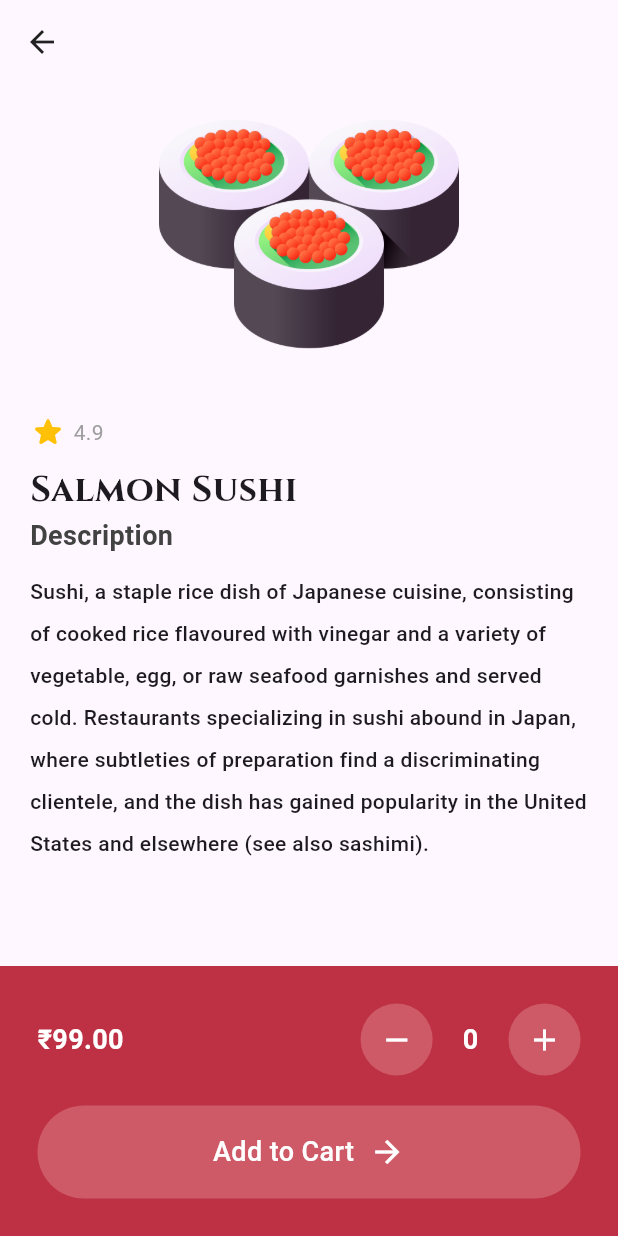
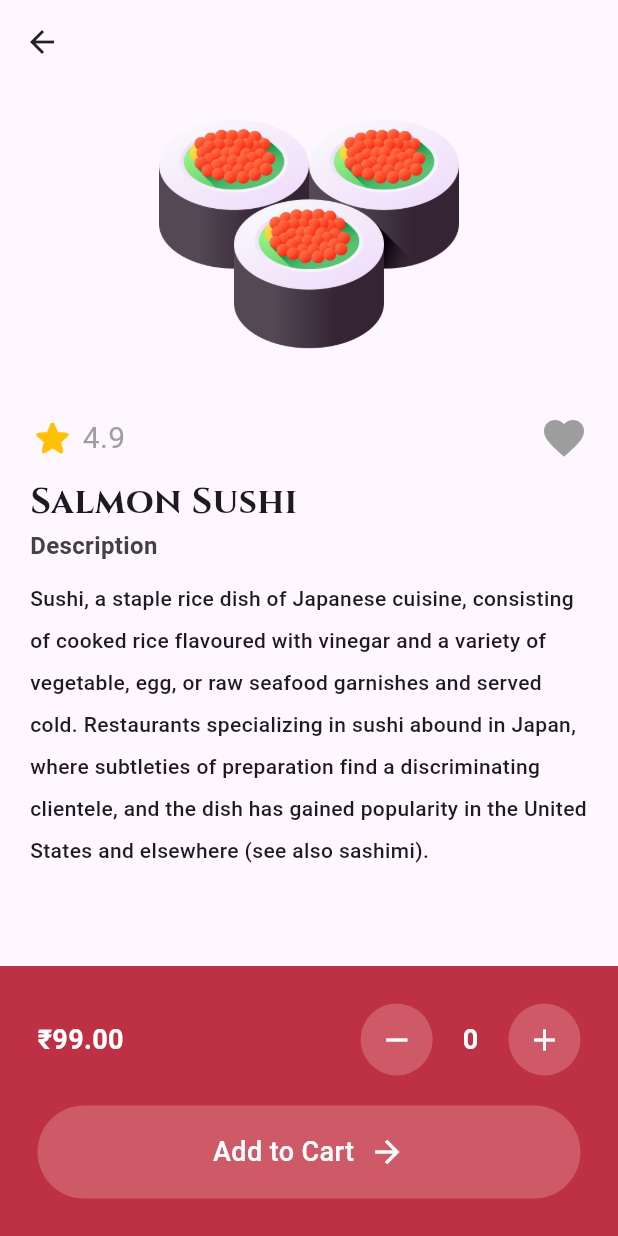
Before and after one commit to piyushthedev27/sushi_app, a Flutter app: the MenuPage screen opened by its route, after a tap on "Salmon Sushi", on a phone screen of 412 x 824 dp. Run offline on Flutter 3.47's test engine with Material 3 defaults, Android fonts, the phone set to English and light mode, and no system bars; drawn by our look-alikes of like_button; our stand-ins replace google_fonts.

Commit message:
Change Ui

```diff
--- a/lib/ components/food_tile.dart
+++ b/lib/components/food_tile.dart
@@ -14,8 +14,8 @@ class FoodTile extends StatelessWidget {
         color: Colors.grey.shade100,
         borderRadius: BorderRadius.circular(20),
       ),
-      margin: EdgeInsets.only(left: 25),
-      padding: EdgeInsets.all(25),
+      margin: EdgeInsets.only(left: 20),
+      padding: EdgeInsets.all(20),
       child: GestureDetector(
         onTap: onTap,
         child: Column(
--- a/lib/pages/cart_page.dart
+++ b/lib/pages/cart_page.dart
@@ -1,6 +1,6 @@
 import 'package:flutter/material.dart';
 import 'package:provider/provider.dart';
-import 'package:sushi_app/%20components/button.dart';
+import 'package:sushi_app/components/button.dart';
 import 'package:sushi_app/models/food.dart';
 import 'package:sushi_app/models/shop.dart';
 import 'package:sushi_app/theme/colors.dart';
--- a/lib/pages/food_detials_page.dart
+++ b/lib/pages/food_detials_page.dart
@@ -1,7 +1,8 @@
 import 'package:flutter/material.dart';
 import 'package:google_fonts/google_fonts.dart';
+import 'package:like_button/like_button.dart';
 import 'package:provider/provider.dart';
-import 'package:sushi_app/%20components/button.dart';
+import 'package:sushi_app/components/button.dart';
 import 'package:sushi_app/models/food.dart';
 import 'package:sushi_app/models/shop.dart';
 import 'package:sushi_app/theme/colors.dart';
@@ -84,15 +85,24 @@ class _FoodDetialsPageState extends State<FoodDetialsPage> {
                   ),
                   SizedBox(height: 20),
                   Row(
+                    mainAxisAlignment: MainAxisAlignment.spaceBetween,
+                    children: [
+                      Row(
                         children: [
                           Icon(
                             Icons.star_rounded,
                             color: Colors.amber,
+                            size: 30,
                           ),
                           SizedBox(width: 5),
                           Text(
                             widget.food.rating,
-                        style: TextStyle(color: Colors.grey),
+                            style: TextStyle(color: Colors.grey, fontSize: 20),
+                          ),
+                        ],
+                      ),
+                      LikeButton(
+                        size: 32,
                       )
                     ],
                   ),
@@ -107,7 +117,7 @@ class _FoodDetialsPageState extends State<FoodDetialsPage> {
                     style: TextStyle(
                         color: Colors.grey.shade800,
                         fontWeight: FontWeight.bold,
-                        fontSize: 18),
+                        fontSize: 16),
                   ),
                   SizedBox(height: 10),
                   Text(
--- a/lib/pages/intro_page.dart
+++ b/lib/pages/intro_page.dart
@@ -1,6 +1,6 @@
 import 'package:flutter/material.dart';
 import 'package:google_fonts/google_fonts.dart';
-import 'package:sushi_app/%20components/button.dart';
+import 'package:sushi_app/components/button.dart';
 import 'package:sushi_app/theme/colors.dart';
 
 class IntroPage extends StatelessWidget {
@@ -25,8 +25,10 @@ class IntroPage extends StatelessWidget {
             ),
             const SizedBox(height: 20),
             Padding(
-              padding: const EdgeInsets.all(80.0),
-              child: Image.asset('lib/assets/images/sushi_3.png'),
+              padding: const EdgeInsets.all(0.0),
+              child: Image.asset(
+                'lib/assets/images/sushi_man.png',
+              ),
             ),
             const SizedBox(height: 20),
             Text(
--- a/lib/pages/menu_page.dart
+++ b/lib/pages/menu_page.dart
@@ -1,8 +1,9 @@
 import 'package:flutter/material.dart';
 import 'package:google_fonts/google_fonts.dart';
+import 'package:like_button/like_button.dart';
 import 'package:provider/provider.dart';
-import 'package:sushi_app/%20components/button.dart';
-import 'package:sushi_app/%20components/food_tile.dart';
+
+import 'package:sushi_app/components/food_tile.dart';
 import 'package:sushi_app/models/shop.dart';
 import 'package:sushi_app/pages/food_detials_page.dart';
 import 'package:sushi_app/theme/colors.dart';
@@ -77,7 +78,16 @@ class _MenuPageState extends State<MenuPage> {
                           color: Colors.white),
                     ),
                     SizedBox(height: 20),
-                    MyButton(text: "Redeem", onTap: () {})
+                    // MyButton(text: "Redeem", onTap: () {})
+                    TextButton(
+                        onPressed: () {},
+                        child: Text(
+                          "Redeem",
+                          style: TextStyle(
+                            color: Colors.white,
+                            backgroundColor: secondaryColor,
+                          ),
+                        ))
                   ],
                 ),
                 Image.asset(
@@ -167,10 +177,8 @@ class _MenuPageState extends State<MenuPage> {
                     ),
                   ],
                 ),
-                Icon(
-                  Icons.favorite_border,
-                  size: 28,
-                  color: Colors.grey,
+                LikeButton(
+                  size: 32,
                 )
               ],
             ),
--- a/pubspec.yaml
+++ b/pubspec.yaml
@@ -36,6 +36,7 @@ dependencies:
   # Use with the CupertinoIcons class for iOS style icons.
   cupertino_icons: ^1.0.2
   google_fonts: ^6.1.0
+  like_button:
   provider:
 
 dev_dependencies:
```
Also changed, not shown: lib/assets/images/sushi_man.png (added), lib/components/button.dart (renamed from lib/ components/button.dart), pubspec.lock, 1 other file. Lines whose indentation alone changed are shown as unchanged.
